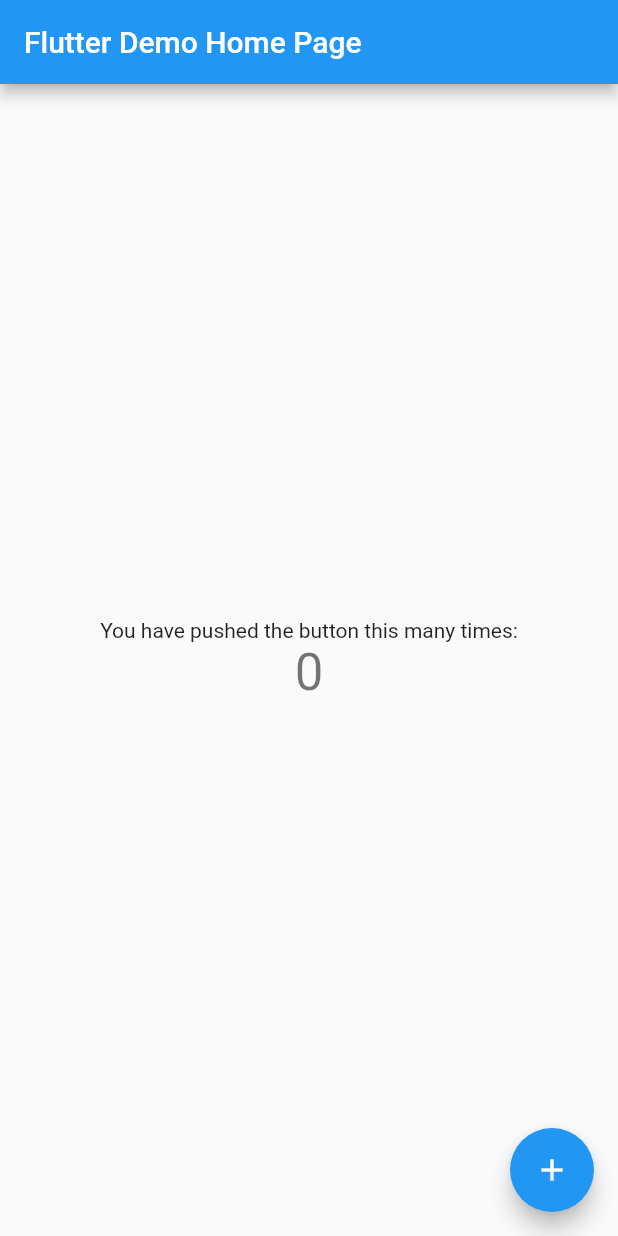
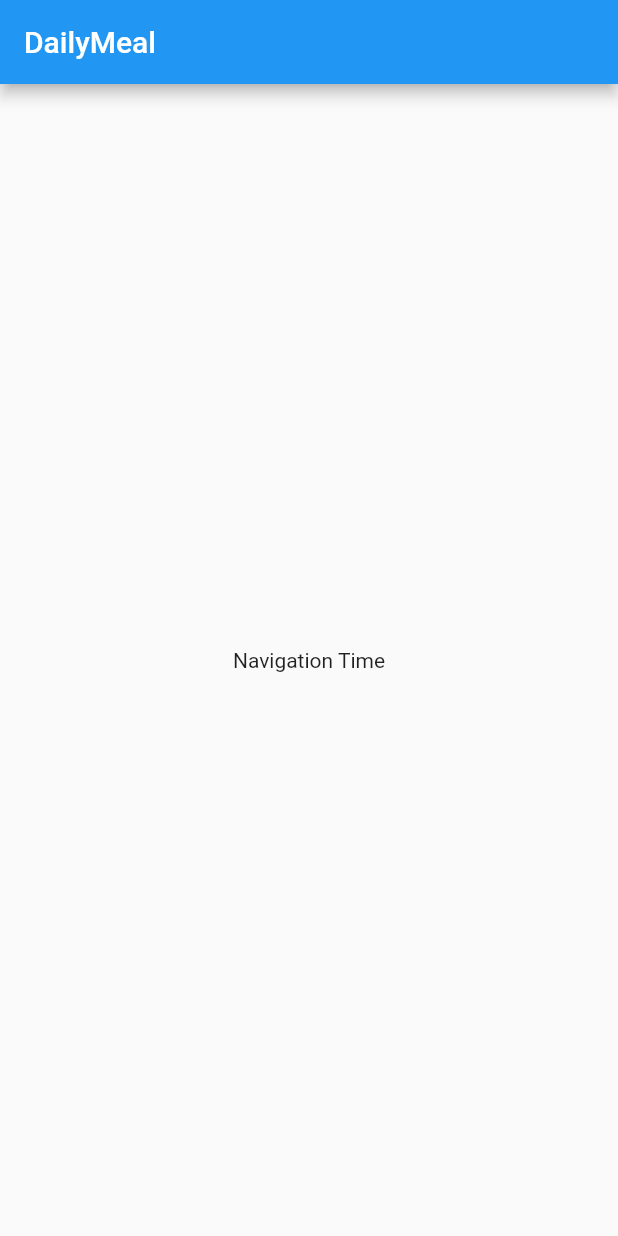
Before and after one commit to sonalisubhadarshini/dailymeals, a Flutter app: the screen it shows after launch, on a phone screen of 412 x 824 dp. Run offline on Flutter 3.47's test engine with Material 2 defaults, Android fonts, the phone set to English and light mode, and no system bars.

Commit message:
set the appbar inside Scaffold

```diff
--- a/lib/main.dart
+++ b/lib/main.dart
@@ -2,110 +2,36 @@ import 'package:flutter/material.dart';
 
 void main() => runApp(MyApp());
 
-class MyApp extends StatelessWidget {
-  // This widget is the root of your application.
+class MyApp extends StatelessWidget{
   @override
   Widget build(BuildContext context) {
+    // TODO: implement build
     return MaterialApp(
-      title: 'Flutter Demo',
+      title: "DailyMeals",
       theme: ThemeData(
-        // This is the theme of your application.
-        //
-        // Try running your application with "flutter run". You'll see the
-        // application has a blue toolbar. Then, without quitting the app, try
-        // changing the primarySwatch below to Colors.green and then invoke
-        // "hot reload" (press "r" in the console where you ran "flutter run",
-        // or simply save your changes to "hot reload" in a Flutter IDE).
-        // Notice that the counter didn't reset back to zero; the application
-        // is not restarted.
         primarySwatch: Colors.blue,
       ),
-      home: MyHomePage(title: 'Flutter Demo Home Page'),
+      home: MyHomePage(),
     );
   }
 }
 
-class MyHomePage extends StatefulWidget {
-  MyHomePage({Key key, this.title}) : super(key: key);
-
-  // This widget is the home page of your application. It is stateful, meaning
-  // that it has a State object (defined below) that contains fields that affect
-  // how it looks.
-
-  // This class is the configuration for the state. It holds the values (in this
-  // case the title) provided by the parent (in this case the App widget) and
-  // used by the build method of the State. Fields in a Widget subclass are
-  // always marked "final".
-
-  final String title;
-
+class MyHomePage extends StatefulWidget{
   @override
   _MyHomePageState createState() => _MyHomePageState();
 }
 
 class _MyHomePageState extends State<MyHomePage> {
-  int _counter = 0;
-
-  void _incrementCounter() {
-    setState(() {
-      // This call to setState tells the Flutter framework that something has
-      // changed in this State, which causes it to rerun the build method below
-      // so that the display can reflect the updated values. If we changed
-      // _counter without calling setState(), then the build method would not be
-      // called again, and so nothing would appear to happen.
-      _counter++;
-    });
-  }
-
   @override
   Widget build(BuildContext context) {
-    // This method is rerun every time setState is called, for instance as done
-    // by the _incrementCounter method above.
-    //
-    // The Flutter framework has been optimized to make rerunning build methods
-    // fast, so that you can just rebuild anything that needs updating rather
-    // than having to individually change instances of widgets.
+    // TODO: implement build
     return Scaffold(
       appBar: AppBar(
-        // Here we take the value from the MyHomePage object that was created by
-        // the App.build method, and use it to set our appbar title.
-        title: Text(widget.title),
-      ),
-      body: Center(
-        // Center is a layout widget. It takes a single child and positions it
-        // in the middle of the parent.
-        child: Column(
-          // Column is also a layout widget. It takes a list of children and
-          // arranges them vertically. By default, it sizes itself to fit its
-          // children horizontally, and tries to be as tall as its parent.
-          //
-          // Invoke "debug painting" (press "p" in the console, choose the
-          // "Toggle Debug Paint" action from the Flutter Inspector in Android
-          // Studio, or the "Toggle Debug Paint" command in Visual Studio Code)
-          // to see the wireframe for each widget.
-          //
-          // Column has various properties to control how it sizes itself and
-          // how it positions its children. Here we use mainAxisAlignment to
-          // center the children vertically; the main axis here is the vertical
-          // axis because Columns are vertical (the cross axis would be
-          // horizontal).
-          mainAxisAlignment: MainAxisAlignment.center,
-          children: <Widget>[
-            Text(
-              'You have pushed the button this many times:',
-            ),
-            Text(
-              '$_counter',
-              style: Theme.of(context).textTheme.display1,
-            ),
-          ],
+        title: Text("DailyMeal"),
         ),
-      ),
-      floatingActionButton: FloatingActionButton(
-        onPressed: _incrementCounter,
-        tooltip: 'Increment',
-        child: Icon(Icons.add),
-      ), // This trailing comma makes auto-formatting nicer for build methods.
-    );
+        body: Center(
+          child: Text("Navigation Time"),
+        ),
+        );
   }
 }
```
